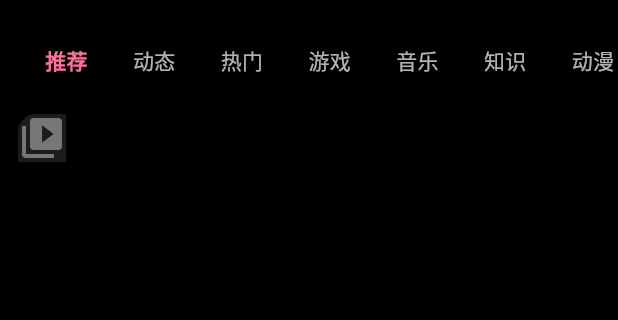
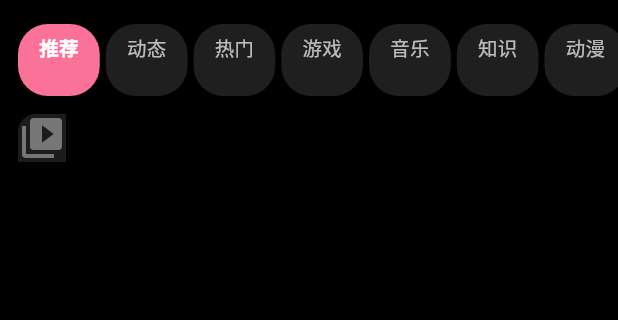
Before and after one commit to kaliroko/videos, a Flutter app: the screen it shows after launch, on a phone screen of 412 x 824 dp, the part 150-470 px from its top. Run offline on Flutter 3.47's test engine with Material 3 defaults, Android fonts, the light colour scheme and no system bars; drawn by our look-alikes of cached_network_image; missing offline and left inert: liquid_glass_widgets; network calls fail.

```diff
--- a/lib/screens/home_screen.dart
+++ b/lib/screens/home_screen.dart
@@ -23,7 +23,6 @@ class _HomeScreenState extends State<HomeScreen>
   int _selectedTab = 0;
   int _navIndex = 0;
 
-  // 底部导航标签 & 图标（outline → filled）
   final List<String> _navLabels = const ['首页', '番剧', '直播', '频道', '我的'];
   final List<IconData> _navIconsOut = const [
     Icons.home_outlined, Icons.movie_outlined, Icons.live_tv_outlined,
@@ -37,7 +36,6 @@ class _HomeScreenState extends State<HomeScreen>
     AppTheme.warningColor, Colors.purple,
   ];
 
-  // IndexedStack：当前页保持状态，切换时不重建（except current index page keep alive）
   final List<Widget> _pages = const [
     _HomeTabPage(),
     _PlaceholderPage(label: '番剧', icon: Icons.movie),
@@ -84,7 +82,6 @@ class _HomeScreenState extends State<HomeScreen>
     );
   }
 
-  // ── 悬浮液态玻璃底部导航 ──────────────────────────────────────────────
   Widget _buildGlassBottomBar() {
     final GlobalKey bgKey = LiquidGlassScope.of(context) ?? GlobalKey();
     return Padding(
@@ -98,7 +95,6 @@ class _HomeScreenState extends State<HomeScreen>
           barHeight: 60,
           iconSize: 24,
           backgroundKey: bgKey,
-          // 纯黑底玻璃效果：低厚度、轻微模糊、半透明白玻璃
           glassSettings: const LiquidGlassSettings(
             thickness: 18,
             blur: 25,
@@ -107,7 +103,7 @@ class _HomeScreenState extends State<HomeScreen>
             saturation: 0.5,
             ambientStrength: 0.8,
             chromaticAberration: 0.1,
-            glassColor: Color(0x22FFFFFF),   // 极淡白玻璃
+            glassColor: Color(0x22FFFFFF),
           ),
           tabs: List.generate(_navLabels.length, (i) {
             return GlassBottomBarTab(
@@ -125,8 +121,6 @@ class _HomeScreenState extends State<HomeScreen>
   }
 }
 
-// ─────────────────────────────────────────────────────────────────────────────
-// 首页内容页（AutomaticKeepAliveClientMixin — 切换后保留 API 请求状态）
 // ─────────────────────────────────────────────────────────────────────────────
 class _HomeTabPage extends StatefulWidget {
   const _HomeTabPage();
@@ -193,13 +187,11 @@ class _HomeTabPageState extends State<_HomeTabPage>
     );
   }
 
-  // ── 顶部搜索栏 ──────────────────────────────────────────────────────────
   Widget _buildAppBar() {
     return Container(
       padding: const EdgeInsets.fromLTRB(16, 56, 16, 12),
       child: Row(
         children: [
-          // Logo
           Row(
             children: [
               Container(
@@ -219,7 +211,6 @@ class _HomeTabPageState extends State<_HomeTabPage>
             ],
           ),
           const Spacer(),
-          // 搜索框 — MD3 filled
           Expanded(
             flex: 3,
             child: Container(
@@ -244,7 +235,7 @@ class _HomeTabPageState extends State<_HomeTabPage>
             ),
           ),
           const SizedBox(width: 10),
-          // 直播按钮 — MD3 Filled Tonal（带弹簧涟漪）
+          // MD3 Filled Tonal — 弹簧涟漪
           FilledButton.tonal(
             onPressed: () {},
             style: FilledButton.styleFrom(
@@ -268,7 +259,6 @@ class _HomeTabPageState extends State<_HomeTabPage>
     );
   }
 
-  // ── 视频列表 ────────────────────────────────────────────────────────────
   Widget _buildVideoList() {
     return Consumer<VideoProvider>(
       builder: (context, provider, child) {
@@ -288,7 +278,6 @@ class _HomeTabPageState extends State<_HomeTabPage>
                   Text('加载失败: ${provider.error}',
                       style: const TextStyle(color: AppTheme.textTertiary)),
                   const SizedBox(height: 8),
-                  // MD3 Filled 按钮 — 弹簧涟漪动画
                   FilledButton(
                     onPressed: () => provider.fetchVideos(),
                     child: const Text('重试'),
@@ -308,7 +297,6 @@ class _HomeTabPageState extends State<_HomeTabPage>
     );
   }
 
-  // ── 直播角标（透明态时显示） ───────────────────────────────────────────
   Widget _buildLiveChip() {
     return Container(
       padding: const EdgeInsets.symmetric(horizontal: 14, vertical: 10),
@@ -334,7 +322,7 @@ class _HomeTabPageState extends State<_HomeTabPage>
   }
 }
 
-// ── 分类 Tab 持久化头部 ─────────────────────────────────────────────────────
+// ── 分类 Tab — MD3 药丸 Chip 风格 ────────────────────────────────────────────
 class _CategoryBarDelegate extends SliverPersistentHeaderDelegate {
   final List<String> categories;
   final int selectedIndex;
@@ -358,26 +346,13 @@ class _CategoryBarDelegate extends SliverPersistentHeaderDelegate {
       color: AppTheme.backgroundColor,
       child: ListView.separated(
         scrollDirection: Axis.horizontal,
-        padding: const EdgeInsets.symmetric(horizontal: 16),
-        itemBuilder: (ctx, i) {
-          final selected = i == selectedIndex;
-          return GestureDetector(
-            onTap: () => onSelect(i),
-            child: Container(
-              padding: const EdgeInsets.symmetric(horizontal: 14),
-              alignment: Alignment.center,
-              child: Text(
-                categories[i],
-                style: TextStyle(
-                  color: selected ? AppTheme.accentColor : AppTheme.textSecondary,
-                  fontSize: 14,
-                  fontWeight: selected ? FontWeight.bold : FontWeight.w400,
-                ),
-              ),
-            ),
-          );
-        },
-        separatorBuilder: (_, __) => const SizedBox(width: 2),
+        padding: const EdgeInsets.symmetric(horizontal: 12),
+        itemBuilder: (ctx, i) => _CategoryChip(
+          label: categories[i],
+          selected: i == selectedIndex,
+          onTap: () => onSelect(i),
+        ),
+        separatorBuilder: (_, __) => const SizedBox(width: 4),
         itemCount: categories.length,
       ),
     );
@@ -386,6 +361,49 @@ class _CategoryBarDelegate extends SliverPersistentHeaderDelegate {
   @override
   bool shouldRebuild(covariant _CategoryBarDelegate old) =>
       categories != old.categories || selectedIndex != old.selectedIndex;
+}
+
+class _CategoryChip extends StatelessWidget {
+  final String label;
+  final bool selected;
+  final VoidCallback onTap;
+  const _CategoryChip({
+    required this.label,
+    required this.selected,
+    required this.onTap,
+  });
+
+  @override
+  Widget build(BuildContext context) {
+    return Material(
+      color: Colors.transparent,
+      borderRadius: BorderRadius.circular(20),
+      child: InkWell(
+        borderRadius: BorderRadius.circular(20),
+        onTap: onTap,
+        splashColor: selected
+            ? AppTheme.accentColor.withOpacity(0.2)
+            : AppTheme.textSecondary.withOpacity(0.1),
+        child: Container(
+          padding: const EdgeInsets.symmetric(horizontal: 14, vertical: 6),
+          decoration: BoxDecoration(
+            color: selected
+                ? AppTheme.accentColor
+                : AppTheme.textTertiary.withOpacity(0.12),
+            borderRadius: BorderRadius.circular(20),
+          ),
+          child: Text(
+            label,
+            style: TextStyle(
+              color: selected ? Colors.white : AppTheme.textSecondary,
+              fontSize: 13,
+              fontWeight: selected ? FontWeight.w600 : FontWeight.w400,
+            ),
+          ),
+        ),
+      ),
+    );
+  }
 }
 
 // ── 占位页面（番剧/直播/频道/我的） ──────────────────────────────────────────
@@ -400,7 +418,7 @@ class _PlaceholderPage extends StatelessWidget {
       child: Column(
         mainAxisSize: MainAxisSize.min,
         children: [
-          // MD3 filled icon button（圆形，带弹簧涟漪）
+          // MD3 圆形 Filled Button — 弹簧涟漪
           FilledButton.icon(
             onPressed: () {},
             icon: Icon(icon, size: 32),
--- a/lib/theme/app_theme.dart
+++ b/lib/theme/app_theme.dart
@@ -97,19 +97,6 @@ class AppTheme {
       foregroundColor: textPrimary,
       elevation: 0,
       centerTitle: false,
-      toolbarStyle: MaterialStatePropertyAll(
-        ShaderMask(
-          shaderCallback: (bounds) => const LinearGradient(
-            begin: Alignment.topCenter,
-            end: Alignment.bottomCenter,
-            colors: [Colors.black, Colors.transparent],
-          ).createShader(Rect.fromLTWH(0, 0, bounds.width, bounds.height)),
-          child: Text(
-            'glass',
-            style: TextStyle(color: Colors.white),
-          ),
-        ),
-      ),
     ),
 
     bottomAppBarTheme: const BottomAppBarTheme(
```
